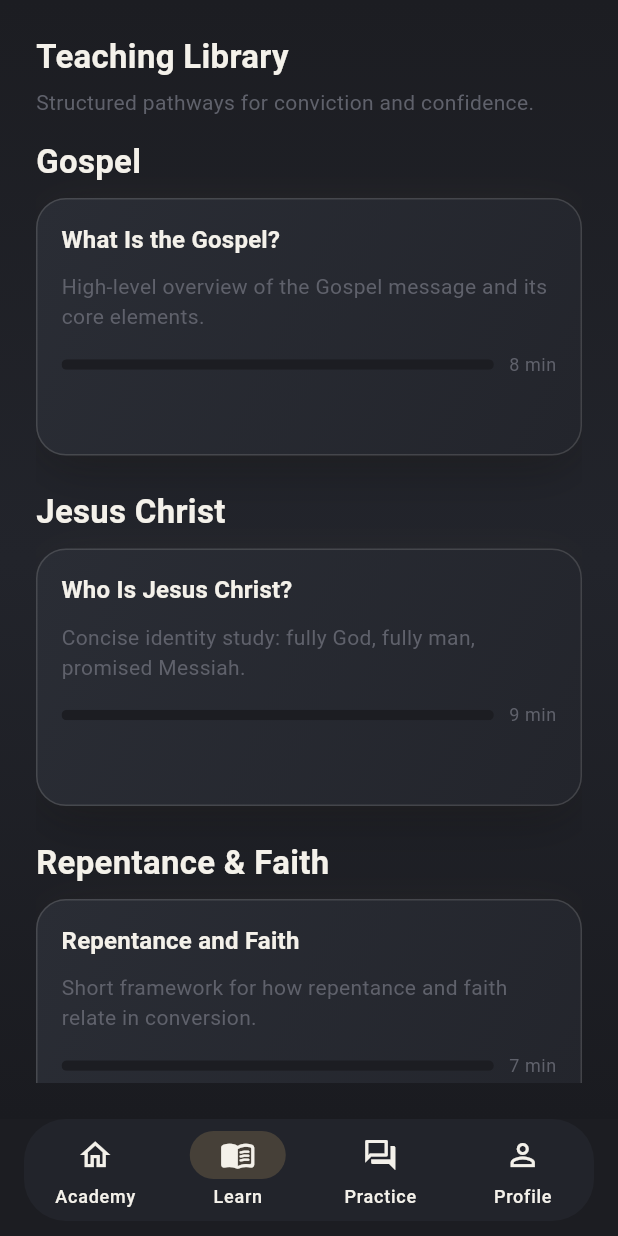
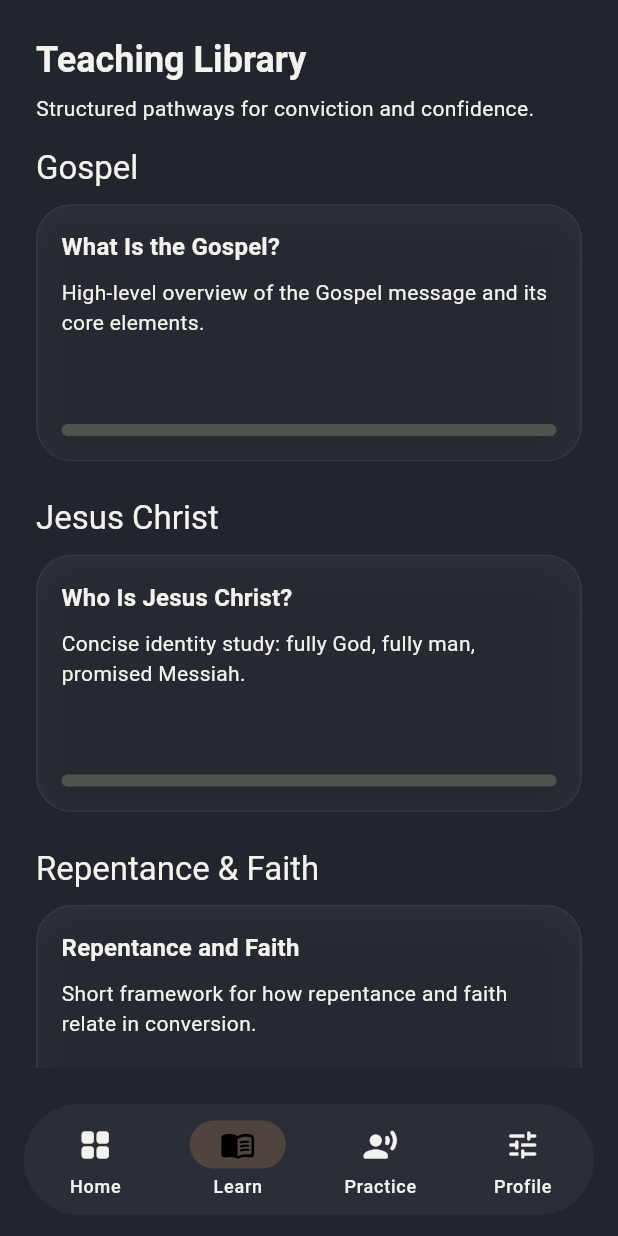
Before and after one commit to BrandonM25/ambassador-app, a Flutter app: the AppScaffold screen opened directly, item 2 of the bottom bar chosen, on a phone screen of 412 x 824 dp. Run offline on Flutter 3.47's test engine with Material 3 defaults, Android fonts, the phone set to English and light mode, and no system bars; our stand-ins replace flutter_riverpod, shared_preferences; accounts and stored records are empty.

```diff
--- a/lib/src/app/ambassador_app.dart
+++ b/lib/src/app/ambassador_app.dart
@@ -1,19 +1,30 @@
+import 'dart:ui';
+
 import 'package:ambassador_app/src/core/constants/app_strings.dart';
-import 'package:ambassador_app/src/core/theme/app_colors.dart';
 import 'package:ambassador_app/src/core/theme/app_theme.dart';
+import 'package:ambassador_app/src/core/theme/theme_controller.dart';
 import 'package:ambassador_app/src/features/home/presentation/home_screen.dart';
 import 'package:ambassador_app/src/features/learn/presentation/learn_screen.dart';
 import 'package:ambassador_app/src/features/practice/presentation/practice_screen.dart';
 import 'package:ambassador_app/src/features/profile/presentation/profile_screen.dart';
 import 'package:ambassador_app/src/features/splash/presentation/splash_screen.dart';
 import 'package:flutter/material.dart';
+import 'package:flutter_riverpod/flutter_riverpod.dart';
 
-class AmbassadorApp extends StatelessWidget {
+class AmbassadorApp extends ConsumerWidget {
   const AmbassadorApp({super.key});
 
   @override
-  Widget build(BuildContext context) {
-    return MaterialApp(title: AppStrings.appName, debugShowCheckedModeBanner: false, theme: AppTheme.dark(), home: const SplashScreen());
+  Widget build(BuildContext context, WidgetRef ref) {
+    final mode = ref.watch(themeModeProvider);
+    return MaterialApp(
+      title: AppStrings.appName,
+      debugShowCheckedModeBanner: false,
+      themeMode: mode,
+      theme: AppTheme.light(),
+      darkTheme: AppTheme.dark(),
+      home: const SplashScreen(),
+    );
   }
 }
 
@@ -30,27 +41,28 @@
 
   @override
   Widget build(BuildContext context) {
+    final cs = Theme.of(context).colorScheme;
     return Scaffold(
-      body: Container(
-        decoration: const BoxDecoration(gradient: AppColors.primaryGradient),
-        child: AnimatedSwitcher(duration: const Duration(milliseconds: 340), child: KeyedSubtree(key: ValueKey(index), child: screens[index])),
-      ),
+      body: AnimatedSwitcher(duration: const Duration(milliseconds: 300), child: KeyedSubtree(key: ValueKey(index), child: screens[index])),
       bottomNavigationBar: SafeArea(
-        minimum: const EdgeInsets.fromLTRB(16, 0, 16, 10),
+        minimum: const EdgeInsets.fromLTRB(16, 0, 16, 14),
         child: ClipRRect(
-          borderRadius: BorderRadius.circular(AppTheme.radiusLg),
-          child: NavigationBar(
-            height: 68,
-            selectedIndex: index,
-            backgroundColor: AppColors.cardDeep.withValues(alpha: 0.88),
-            indicatorColor: AppColors.champagneGold.withValues(alpha: 0.2),
-            onDestinationSelected: (value) => setState(() => index = value),
-            destinations: const [
-              NavigationDestination(icon: Icon(Icons.home_outlined), selectedIcon: Icon(Icons.home_rounded), label: 'Academy'),
-              NavigationDestination(icon: Icon(Icons.menu_book_outlined), selectedIcon: Icon(Icons.menu_book_rounded), label: 'Learn'),
-              NavigationDestination(icon: Icon(Icons.forum_outlined), selectedIcon: Icon(Icons.forum_rounded), label: 'Practice'),
-              NavigationDestination(icon: Icon(Icons.person_outline), selectedIcon: Icon(Icons.person), label: 'Profile'),
-            ],
+          borderRadius: BorderRadius.circular(AppTheme.radiusXl),
+          child: BackdropFilter(
+            filter: ImageFilter.blur(sigmaX: 16, sigmaY: 16),
+            child: NavigationBar(
+              selectedIndex: index,
+              height: 74,
+              backgroundColor: cs.surface.withValues(alpha: .78),
+              indicatorColor: cs.primary.withValues(alpha: .2),
+              onDestinationSelected: (value) => setState(() => index = value),
+              destinations: const [
+                NavigationDestination(icon: Icon(Icons.grid_view_rounded), label: 'Home'),
+                NavigationDestination(icon: Icon(Icons.menu_book_rounded), label: 'Learn'),
+                NavigationDestination(icon: Icon(Icons.record_voice_over_rounded), label: 'Practice'),
+                NavigationDestination(icon: Icon(Icons.tune_rounded), label: 'Profile'),
+              ],
+            ),
           ),
         ),
       ),
--- a/lib/src/core/theme/app_colors.dart
+++ b/lib/src/core/theme/app_colors.dart
@@ -1,26 +1,28 @@
 import 'package:flutter/material.dart';
 
 class AppColors {
-  static const graphiteBlack = Color(0xFF1C1D22);
-  static const slateSteel = Color(0xFF5F616B);
-  static const softIvory = Color(0xFFF4F1EA);
-  static const champagneGold = Color(0xFFD7B26D);
-  static const bronzeAccent = Color(0xFFB78545);
-  static const sageGlow = Color(0xFFC7D09C);
+  static const darkBackground = Color(0xFF23252C);
+  static const darkPrimarySurface = Color(0xFF2E313A);
+  static const darkSecondarySurface = Color(0xFF3A3E49);
+  static const darkElevatedSurface = Color(0xFF6B6E78);
+  static const darkPrimaryText = Color(0xFFF3F2EE);
+  static const darkSecondaryText = Color(0xFFB9BCC6);
 
-  static const cardDeep = Color(0xFF23252C);
-  static const cardLift = Color(0xFF2A2D35);
-  static const glass = Color(0x26F4F1EA);
+  static const lightBackground = Color(0xFFF4F1EA);
+  static const lightPrimarySurface = Color(0xFFFFFFFF);
+  static const lightSecondarySurface = Color(0xFFE8E3DA);
+  static const lightElevatedSurface = Color(0xFFD8D1C4);
+  static const lightPrimaryText = Color(0xFF1C1D22);
+  static const lightSecondaryText = Color(0xFF5F616B);
 
-  static const primaryGradient = LinearGradient(
-    begin: Alignment.topCenter,
-    end: Alignment.bottomCenter,
-    colors: [Color(0xFF1C1D22), Color(0xFF22242B), Color(0xFF1A1B20)],
-  );
+  static const accentAmberDark = Color(0xFFD9A15B);
+  static const accentAmberLight = Color(0xFFB78545);
+  static const accentSageDark = Color(0xFFC8D3A5);
+  static const accentSageLight = Color(0xFF7F8F5F);
+  static const accentBlueDark = Color(0xFF8FA8FF);
+  static const accentBlueLight = Color(0xFF5C6FAE);
 
-  static const heroGradient = LinearGradient(
-    begin: Alignment.topLeft,
-    end: Alignment.bottomRight,
-    colors: [Color(0xFF2B2D35), Color(0xFF24262D), Color(0xFF332C24)],
-  );
+  // Backward-compatible aliases
+  static const graphiteBlack = darkBackground;
+  static const champagneGold = accentAmberDark;
 }
--- a/lib/src/core/widgets/premium_card.dart
+++ b/lib/src/core/widgets/premium_card.dart
@@ -1,56 +1,34 @@
-import 'package:ambassador_app/src/core/theme/app_colors.dart';
+import 'dart:ui';
+
 import 'package:ambassador_app/src/core/theme/app_theme.dart';
 import 'package:flutter/material.dart';
 
-class PremiumCard extends StatefulWidget {
-  const PremiumCard({
-    super.key,
-    required this.child,
-    this.onTap,
-    this.padding = const EdgeInsets.all(AppTheme.spaceMd),
-  });
+class PremiumCard extends StatelessWidget {
+  const PremiumCard({super.key, required this.child, this.onTap, this.padding = const EdgeInsets.all(16)});
 
   final Widget child;
   final VoidCallback? onTap;
   final EdgeInsets padding;
 
   @override
-  State<PremiumCard> createState() => _PremiumCardState();
-}
-
-class _PremiumCardState extends State<PremiumCard> {
-  bool _pressed = false;
-
-  @override
   Widget build(BuildContext context) {
-    return MouseRegion(
-      onEnter: (_) => setState(() => _pressed = true),
-      onExit: (_) => setState(() => _pressed = false),
-      child: AnimatedScale(
-        scale: _pressed ? 0.99 : 1,
-        duration: const Duration(milliseconds: 170),
-        curve: Curves.easeOut,
-        child: AnimatedContainer(
-          duration: const Duration(milliseconds: 260),
-          decoration: BoxDecoration(
-            borderRadius: BorderRadius.circular(AppTheme.radiusMd),
-            gradient: const LinearGradient(
-              begin: Alignment.topLeft,
-              end: Alignment.bottomRight,
-              colors: [AppColors.cardLift, AppColors.cardDeep],
-            ),
-            border: Border.all(color: AppColors.glass),
-            boxShadow: [
-              BoxShadow(color: Colors.black.withValues(alpha: 0.3), blurRadius: 26, spreadRadius: -7, offset: const Offset(0, 12)),
-              BoxShadow(color: AppColors.champagneGold.withValues(alpha: _pressed ? 0.16 : 0.1), blurRadius: _pressed ? 28 : 20, spreadRadius: -8),
-            ],
-          ),
-          child: Material(
-            color: Colors.transparent,
-            child: InkWell(
-              borderRadius: BorderRadius.circular(AppTheme.radiusMd),
-              onTap: widget.onTap,
-              child: Padding(padding: widget.padding, child: widget.child),
+    final cs = Theme.of(context).colorScheme;
+    return ClipRRect(
+      borderRadius: BorderRadius.circular(AppTheme.radiusMd),
+      child: BackdropFilter(
+        filter: ImageFilter.blur(sigmaX: 8, sigmaY: 8),
+        child: Material(
+          color: cs.surface.withValues(alpha: .88),
+          child: InkWell(
+            onTap: onTap,
+            child: Container(
+              padding: padding,
+              decoration: BoxDecoration(
+                borderRadius: BorderRadius.circular(AppTheme.radiusMd),
+                border: Border.all(color: cs.onSurface.withValues(alpha: .06)),
+                boxShadow: [BoxShadow(color: Colors.black.withValues(alpha: .14), blurRadius: 20, offset: const Offset(0, 8))],
+              ),
+              child: child,
             ),
           ),
         ),
--- a/lib/src/core/widgets/section_header.dart
+++ b/lib/src/core/widgets/section_header.dart
@@ -1,23 +1,16 @@
-import 'package:ambassador_app/src/core/theme/app_colors.dart';
 import 'package:flutter/material.dart';
 
 class SectionHeader extends StatelessWidget {
   const SectionHeader({super.key, required this.title, this.subtitle});
-
   final String title;
   final String? subtitle;
 
   @override
   Widget build(BuildContext context) {
-    return Column(
-      crossAxisAlignment: CrossAxisAlignment.start,
-      children: [
-        Text(title, style: Theme.of(context).textTheme.titleLarge),
-        if (subtitle != null) ...[
-          const SizedBox(height: 6),
-          Text(subtitle!, style: const TextStyle(color: AppColors.slateSteel, height: 1.4)),
-        ],
-      ],
-    );
+    final text = Theme.of(context).textTheme;
+    return Column(crossAxisAlignment: CrossAxisAlignment.start, children: [
+      Text(title, style: text.headlineSmall?.copyWith(fontWeight: FontWeight.w700)),
+      if (subtitle != null) ...[const SizedBox(height: 6), Text(subtitle!, style: text.bodyMedium)],
+    ]);
   }
 }
--- a/lib/src/features/learn/presentation/widgets/lesson_card.dart
+++ b/lib/src/features/learn/presentation/widgets/lesson_card.dart
@@ -1,39 +1,24 @@
-import 'package:ambassador_app/src/core/theme/app_colors.dart';
 import 'package:ambassador_app/src/core/widgets/premium_card.dart';
 import 'package:ambassador_app/src/features/learn/domain/lesson.dart';
 import 'package:flutter/material.dart';
 
 class LessonCard extends StatelessWidget {
   const LessonCard({super.key, required this.lesson, this.onTap});
-
   final Lesson lesson;
   final VoidCallback? onTap;
 
   @override
   Widget build(BuildContext context) {
+    final cs = Theme.of(context).colorScheme;
     return PremiumCard(
       onTap: onTap,
-      child: Column(
-        crossAxisAlignment: CrossAxisAlignment.start,
-        children: [
-          Text(lesson.title, style: Theme.of(context).textTheme.titleMedium?.copyWith(color: AppColors.softIvory, fontWeight: FontWeight.w600)),
-          const SizedBox(height: 10),
-          Text(lesson.summary, maxLines: 2, overflow: TextOverflow.ellipsis),
-          const SizedBox(height: 14),
-          Row(
-            children: [
-              Expanded(
-                child: ClipRRect(
-                  borderRadius: BorderRadius.circular(999),
-                  child: LinearProgressIndicator(value: lesson.progress, minHeight: 7, backgroundColor: AppColors.graphiteBlack, valueColor: const AlwaysStoppedAnimation(AppColors.champagneGold)),
-                ),
-              ),
-              const SizedBox(width: 10),
-              Text(lesson.duration, style: Theme.of(context).textTheme.bodySmall?.copyWith(color: AppColors.slateSteel)),
-            ],
-          ),
-        ],
-      ),
+      child: Column(crossAxisAlignment: CrossAxisAlignment.start, children: [
+        Text(lesson.title, style: Theme.of(context).textTheme.titleMedium?.copyWith(fontWeight: FontWeight.w700)),
+        const SizedBox(height: 8),
+        Text(lesson.summary, maxLines: 2, overflow: TextOverflow.ellipsis),
+        const Spacer(),
+        LinearProgressIndicator(value: lesson.progress, minHeight: 8, borderRadius: BorderRadius.circular(999), color: cs.primary, backgroundColor: cs.secondary.withValues(alpha: .25)),
+      ]),
     );
   }
 }
--- a/pubspec.yaml
+++ b/pubspec.yaml
@@ -35,6 +35,7 @@
   # Use with the CupertinoIcons class for iOS style icons.
   cupertino_icons: ^1.0.8
   flutter_riverpod: ^2.6.1
+  shared_preferences: ^2.5.3
 
 dev_dependencies:
   flutter_test:
```
Also changed, not shown: lib/src/core/theme/app_theme.dart (+42 -35 lines), lib/src/core/theme/theme_controller.dart (added, +25 -0 lines), lib/src/features/home/presentation/home_screen.dart (+17 -33 lines), lib/src/features/onboarding/presentation/onboarding_screen.dart (+20 -46 lines), lib/src/features/practice/presentation/practice_screen.dart (+9 -31 lines), lib/src/features/profile/presentation/profile_screen.dart (+16 -11 lines), lib/src/features/splash/presentation/splash_screen.dart (+17 -33 lines).
